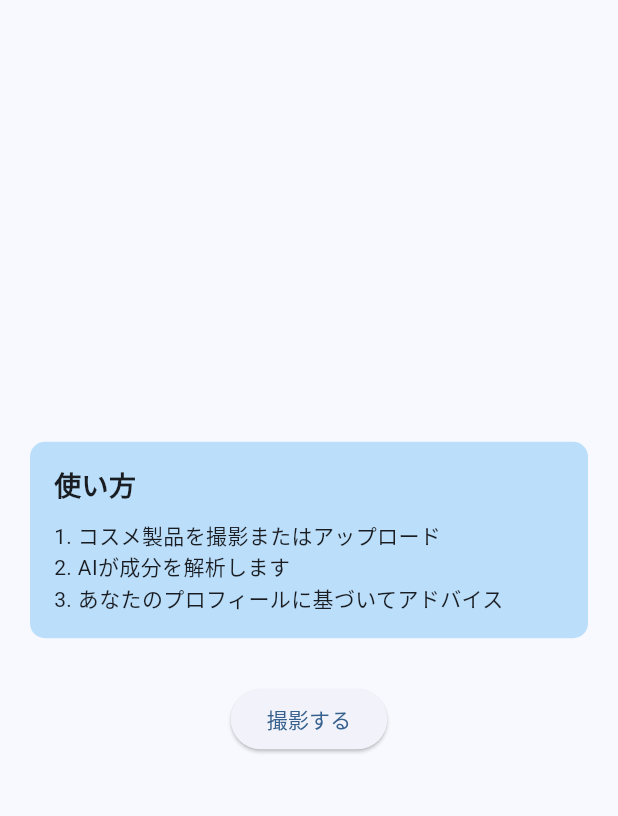
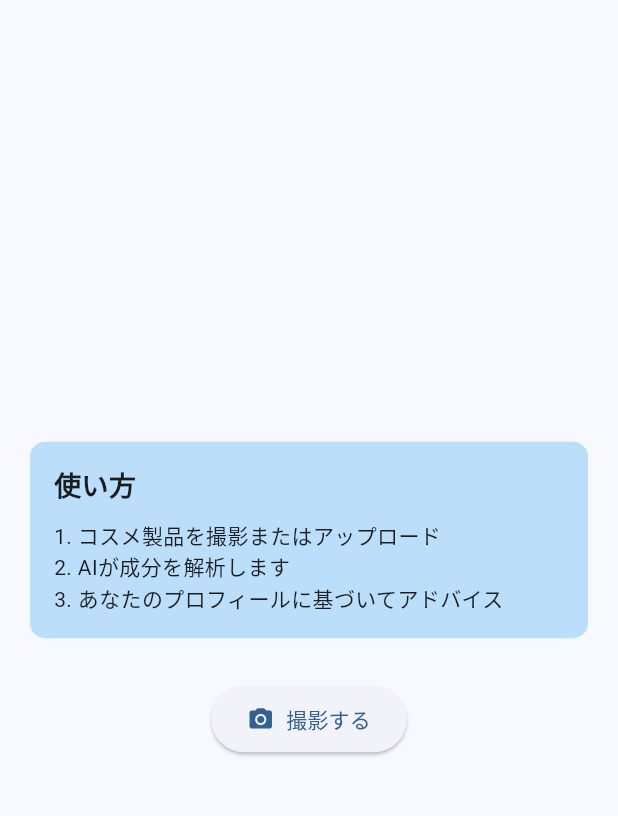
Before and after one commit to panchorange/cosmetic_ingredient_analysis, a Flutter app: the screen it shows after launch, after a tap on "撮影する", on a phone screen of 412 x 824 dp, the part 84-900 px from its top. Run offline on Flutter 3.47's test engine with Material 3 defaults, Android fonts, the phone set to English and light mode, and no system bars; our stand-ins replace image_picker.

Commit message:
update:カメラ撮影機能

```diff
--- a/lib/main.dart
+++ b/lib/main.dart
@@ -1,4 +1,6 @@
 import 'package:flutter/material.dart';
+import 'package:image_picker/image_picker.dart';
+import 'dart:io';
 
 void main() {
   runApp(const MyApp());
@@ -19,8 +21,27 @@
   }
 }
 
-class UserHomePage extends StatelessWidget {
+class UserHomePage extends StatefulWidget {
   const UserHomePage({super.key});
+
+  @override
+  State<UserHomePage> createState() => _UserHomePageState();
+}
+
+class _UserHomePageState extends State<UserHomePage> {
+  final ImagePicker _picker = ImagePicker();
+
+  // 画像を撮影するメソッド
+  Future<void> _takePhoto() async {
+    final XFile? photo = await _picker.pickImage(source: ImageSource.camera);
+
+    if (photo != null) {
+      // 撮影成功した場合の処理
+      print('写真が撮影されました: ${photo.path}');
+      // ここで画像分析などの処理を追加できます
+    }
+    // 撮影完了後、何もしなければ自動的にホーム画面に戻ります
+  }
 
   @override
   Widget build(BuildContext context) {
@@ -31,7 +52,7 @@
               'コスメ成分分析',
               style: TextStyle(
                   color: Colors.white,
-                  fontSize:24,
+                  fontSize: 24,
                   fontFamily: 'Roboto',
                   letterSpacing: 2.0
               )
@@ -54,7 +75,7 @@
               ),
               child: const Column(
                 crossAxisAlignment: CrossAxisAlignment.start,
-                children: [  // ここの const を削除
+                children: [
                   Text(
                     '使い方',
                     style: TextStyle(
@@ -72,11 +93,13 @@
             const SizedBox(height: 30),
 
             // 撮影するボタン
-            ElevatedButton(
-              onPressed: () {
-                print('撮影するボタンが押されました');
-              },
-              child: const Text('撮影する'),
+            ElevatedButton.icon(
+              onPressed: _takePhoto,
+              icon: const Icon(Icons.camera_alt),
+              label: const Text('撮影する'),
+              style: ElevatedButton.styleFrom(
+                padding: const EdgeInsets.symmetric(horizontal: 24, vertical: 12),
+              ),
             ),
           ],
         ),
--- a/pubspec.yaml
+++ b/pubspec.yaml
@@ -34,6 +34,9 @@ dependencies:
   # The following adds the Cupertino Icons font to your application.
   # Use with the CupertinoIcons class for iOS style icons.
   cupertino_icons: ^1.0.8
+  image_picker: ^1.1.2
+  firebase_core: ^3.13.0
+  firebase_storage: ^12.4.5
 
 dev_dependencies:
   flutter_test:
```
Also changed, not shown: pubspec.lock, 8 other files.
